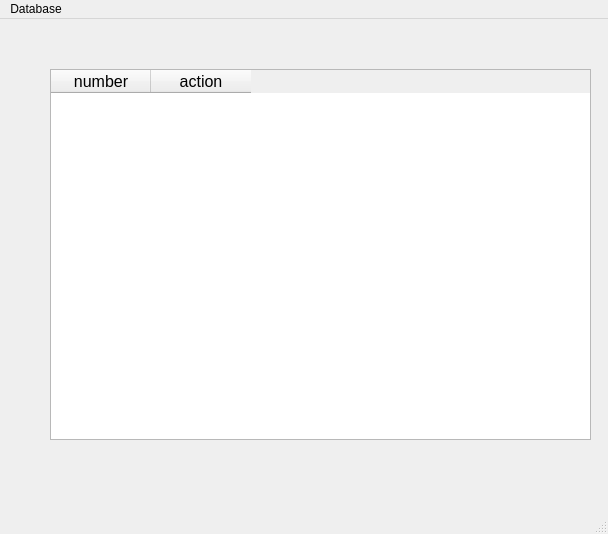
mnstupichev/Qt_Project, file Database.ui: the form before one commit.
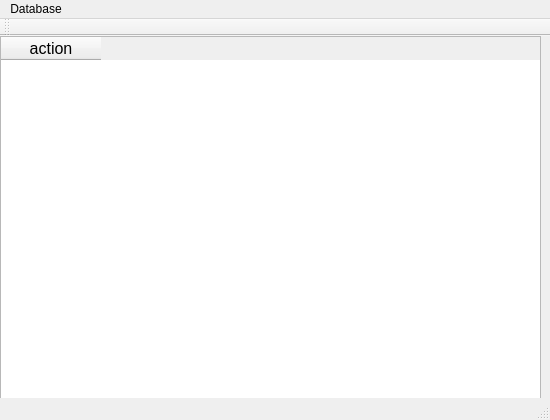
The form after the commit.

The edit to the form file:
```diff
--- a/Database.ui
+++ b/Database.ui
@@ -6,10 +6,22 @@
    <rect>
     <x>0</x>
     <y>0</y>
-    <width>608</width>
-    <height>534</height>
+    <width>550</width>
+    <height>420</height>
    </rect>
   </property>
+  <property name="minimumSize">
+   <size>
+    <width>550</width>
+    <height>420</height>
+   </size>
+  </property>
+  <property name="maximumSize">
+   <size>
+    <width>550</width>
+    <height>420</height>
+   </size>
+  </property>
   <property name="windowTitle">
    <string>MainWindow</string>
   </property>
@@ -17,8 +29,8 @@
    <widget class="QWidget" name="gridLayoutWidget">
     <property name="geometry">
      <rect>
-      <x>50</x>
-      <y>50</y>
+      <x>0</x>
+      <y>0</y>
       <width>541</width>
       <height>371</height>
      </rect>
@@ -26,16 +38,6 @@
     <layout class="QGridLayout" name="gridLayout">
      <item row="0" column="0">
       <widget class="QTableWidget" name="tableWidget">
-       <column>
-        <property name="text">
-         <string>number</string>
-        </property>
-        <property name="font">
-         <font>
-          <pointsize>12</pointsize>
-         </font>
-        </property>
-       </column>
        <column>
         <property name="text">
          <string>action</string>
@@ -56,7 +58,7 @@
     <rect>
      <x>0</x>
      <y>0</y>
-     <width>608</width>
+     <width>550</width>
      <height>22</height>
     </rect>
    </property>
@@ -68,6 +70,17 @@
    <addaction name="menuDatabase"/>
   </widget>
   <widget class="QStatusBar" name="statusbar"/>
+  <widget class="QToolBar" name="toolBar">
+   <property name="windowTitle">
+    <string>toolBar</string>
+   </property>
+   <attribute name="toolBarArea">
+    <enum>TopToolBarArea</enum>
+   </attribute>
+   <attribute name="toolBarBreak">
+    <bool>false</bool>
+   </attribute>
+  </widget>
  </widget>
  <resources/>
  <connections/>
```
